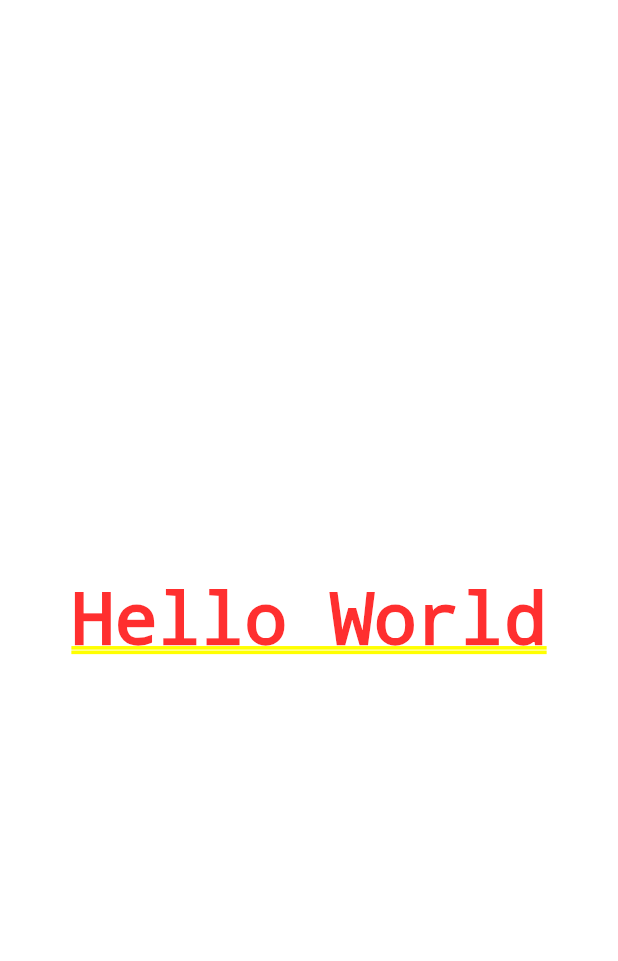
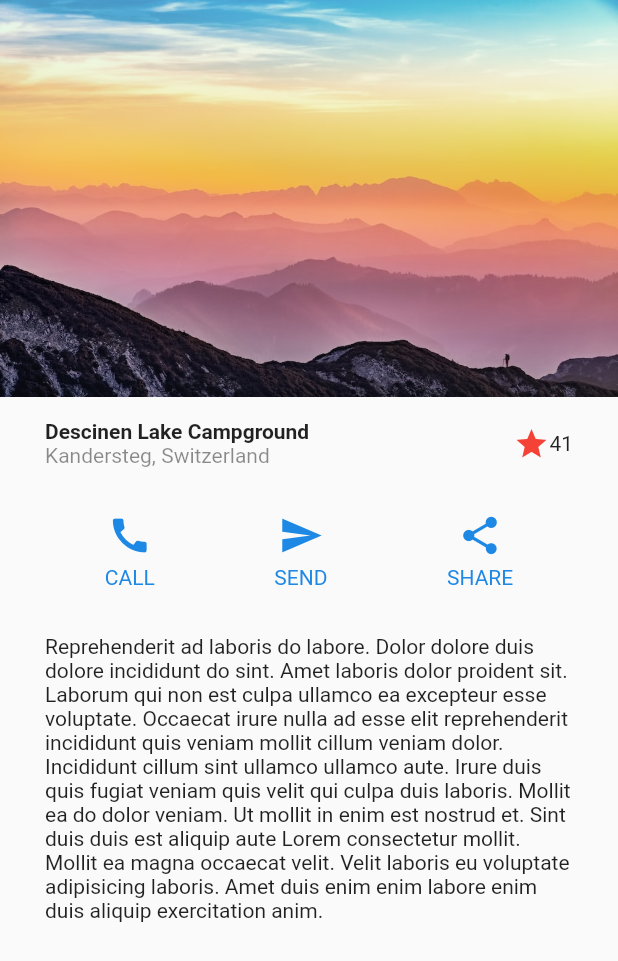
Before and after one commit to chicho69-cesar/flutter-designs, a Flutter app: the screen it shows after launch, on a phone screen of 412 x 824 dp. Shown: the top 961 px of the screen. Run offline on Flutter 3.47's test engine with Material 2 defaults, Android fonts, the phone set to English and light mode, and no system bars.

Commit message:
Basic design finished

```diff
--- a/lib/main.dart
+++ b/lib/main.dart
@@ -1,4 +1,6 @@
 import 'package:flutter/material.dart';
+
+import 'package:designs/screens/basic_design.dart';
 
 void main() => runApp(const MyApp());
 
@@ -7,13 +9,13 @@ class MyApp extends StatelessWidget {
 
   @override
   Widget build(BuildContext context) {
-    return const MaterialApp(
+    return MaterialApp(
+      debugShowCheckedModeBanner: false,
       title: 'Designs App',
-      home: Center(
-        child: Text(
-          'Hello World'
-        ),
-      ),
+      initialRoute: 'basic_design',
+      routes: {
+        'basic_design': ( _ ) => const BasicDesignScreen()
+      },
     );
   }
 }
--- /dev/null
+++ b/lib/screens/basic_design.dart
@@ -0,0 +1,130 @@
+import 'package:flutter/material.dart';
+
+class BasicDesignScreen extends StatelessWidget {
+  const BasicDesignScreen({Key? key}) : super(key: key);
+
+  @override
+  Widget build(BuildContext context) {
+    return Scaffold(
+      body: Column(
+        children: const [
+          // Landscape
+          Image(
+            image: AssetImage('assets/landscape.jpg')
+          ),
+
+          // Titulo de la pagina
+          Title(),
+
+          // Seccion de botones
+          ButtonSection(),
+
+          // Descripcion
+          Description(),
+        ],
+      ),
+    );
+  }
+}
+
+class Title extends StatelessWidget {
+  const Title({
+    Key? key,
+  }) : super(key: key);
+
+  @override
+  Widget build(BuildContext context) {
+    return Container(
+      margin: const EdgeInsets.symmetric(horizontal: 30, vertical: 15),
+      child: Row (
+        children: [
+          Column(
+            crossAxisAlignment: CrossAxisAlignment.start,
+            children: const [
+              Text(
+                'Descinen Lake Campground',
+                style: TextStyle(fontWeight: FontWeight.bold)
+              ),
+              Text(
+                'Kandersteg, Switzerland',
+                style: TextStyle(color: Colors.black45),
+              ),
+            ],
+          ),
+
+          Expanded(child: Container()),
+
+          const Icon(Icons.star, color: Colors.red),
+          const Text('41')
+        ],
+      ),
+    );
+  }
+}
+
+class ButtonSection extends StatelessWidget {
+  const ButtonSection({
+    Key? key,
+  }) : super(key: key);
+
+  @override
+  Widget build(BuildContext context) {
+    return Container(
+      margin: const EdgeInsets.symmetric(horizontal: 30, vertical: 15),
+      child: Row(
+        mainAxisAlignment: MainAxisAlignment.spaceAround,
+        children: const [
+          CustomButton(
+            icon: Icons.call,
+            text: 'CALL',
+          ),
+          CustomButton(
+            icon: Icons.send,
+            text: 'SEND',
+          ),
+          CustomButton(
+            icon: Icons.share,
+            text: 'SHARE',
+          ),
+        ],
+      ),
+    );
+  }
+}
+
+class CustomButton extends StatelessWidget {
+  const CustomButton({
+    Key? key, required this.icon, required this.text,
+  }) : super(key: key);
+
+  final IconData icon;
+  final String text;
+
+  @override
+  Widget build(BuildContext context) {
+    return Column(
+      mainAxisAlignment: MainAxisAlignment.center,
+      children: [
+        Icon(icon, color: Colors.blue.shade600, size: 30),
+        const SizedBox(height: 5),
+        Text(text, style: TextStyle(color: Colors.blue.shade600)),
+      ],
+    );
+  }
+}
+
+class Description extends StatelessWidget {
+  const Description({
+    Key? key,
+  }) : super(key: key);
+
+  @override
+  Widget build(BuildContext context) {
+    return Container(
+      margin: const EdgeInsets.symmetric(horizontal: 30, vertical: 15),
+      child: const Text(
+        'Reprehenderit ad laboris do labore. Dolor dolore duis dolore incididunt do sint. Amet laboris dolor proident sit. Laborum qui non est culpa ullamco ea excepteur esse voluptate. Occaecat irure nulla ad esse elit reprehenderit incididunt quis veniam mollit cillum veniam dolor. Incididunt cillum sint ullamco ullamco aute. Irure duis quis fugiat veniam quis velit qui culpa duis laboris. Mollit ea do dolor veniam. Ut mollit in enim est nostrud et. Sint duis duis est aliquip aute Lorem consectetur mollit. Mollit ea magna occaecat velit. Velit laboris eu voluptate adipisicing laboris. Amet duis enim enim labore enim duis aliquip exercitation anim.'
+      ),
+    );
+  }
+}
--- a/pubspec.yaml
+++ b/pubspec.yaml
@@ -58,7 +58,8 @@ flutter:
   uses-material-design: true
 
   # To add assets to your application, add an assets section, like this:
-  # assets:
+  assets:
+    - assets/
   #   - images/a_dot_burr.jpeg
   #   - images/a_dot_ham.jpeg
 
```
Also changed, not shown: assets/landscape.jpg (added), 1 other file.
